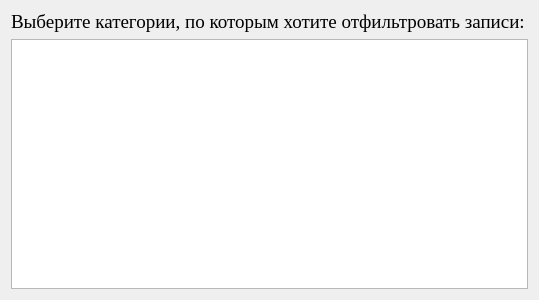
Before: the Qt Designer form ui/filter_by_categories.ui in SwiftyKey/CostAccounting, drawn with Qt 5.
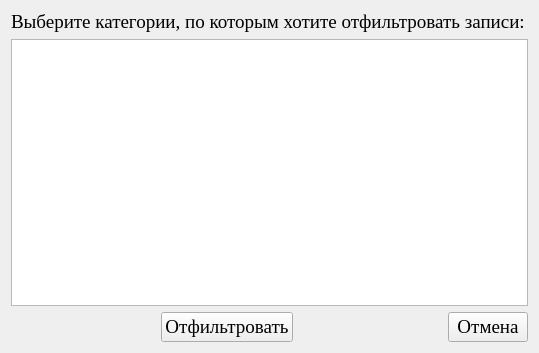
After: the same form once the commit is applied.

What changed in the file:
```diff
--- a/ui/filter_by_categories.ui
+++ b/ui/filter_by_categories.ui
@@ -7,7 +7,7 @@
     <x>0</x>
     <y>0</y>
     <width>539</width>
-    <height>300</height>
+    <height>353</height>
    </rect>
   </property>
   <property name="font">
@@ -30,6 +30,50 @@
    <item>
     <widget class="QListWidget" name="listWidget"/>
    </item>
+   <item>
+    <layout class="QHBoxLayout" name="horizontalLayout">
+     <item>
+      <spacer name="horizontalSpacer">
+       <property name="orientation">
+        <enum>Qt::Horizontal</enum>
+       </property>
+       <property name="sizeHint" stdset="0">
+        <size>
+         <width>40</width>
+         <height>20</height>
+        </size>
+       </property>
+      </spacer>
+     </item>
+     <item>
+      <widget class="QPushButton" name="button_filter">
+       <property name="text">
+        <string>Отфильтровать</string>
+       </property>
+      </widget>
+     </item>
+     <item>
+      <spacer name="horizontalSpacer_2">
+       <property name="orientation">
+        <enum>Qt::Horizontal</enum>
+       </property>
+       <property name="sizeHint" stdset="0">
+        <size>
+         <width>40</width>
+         <height>20</height>
+        </size>
+       </property>
+      </spacer>
+     </item>
+     <item>
+      <widget class="QPushButton" name="button_exit">
+       <property name="text">
+        <string>Отмена</string>
+       </property>
+      </widget>
+     </item>
+    </layout>
+   </item>
   </layout>
  </widget>
  <resources/>
```
